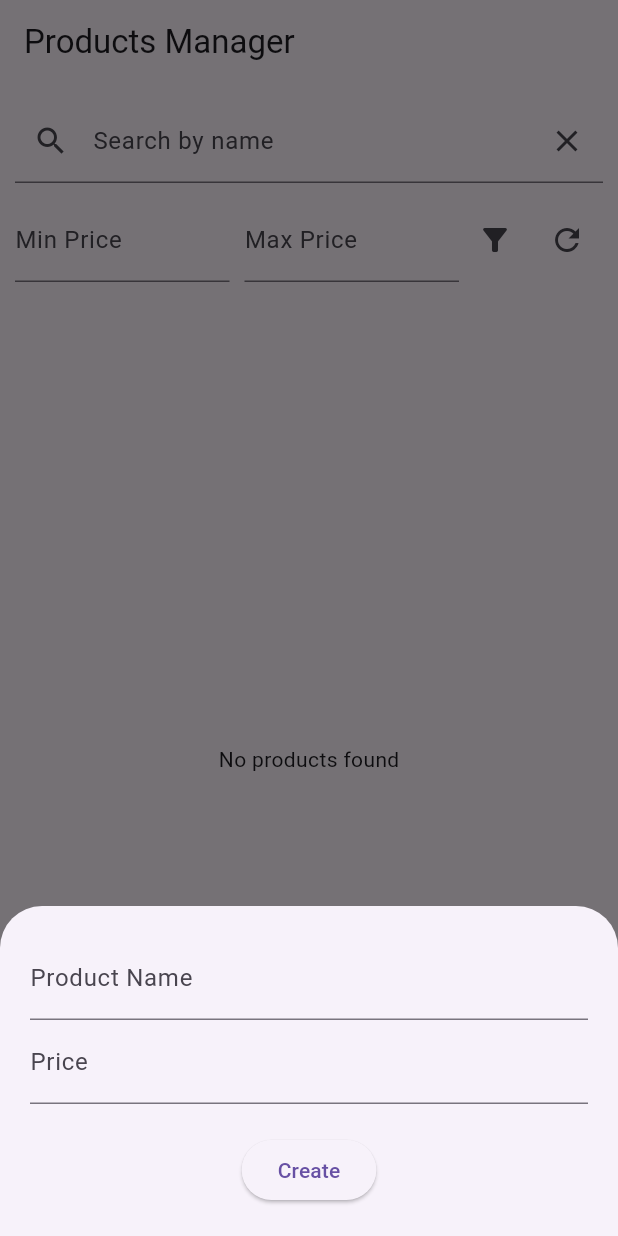
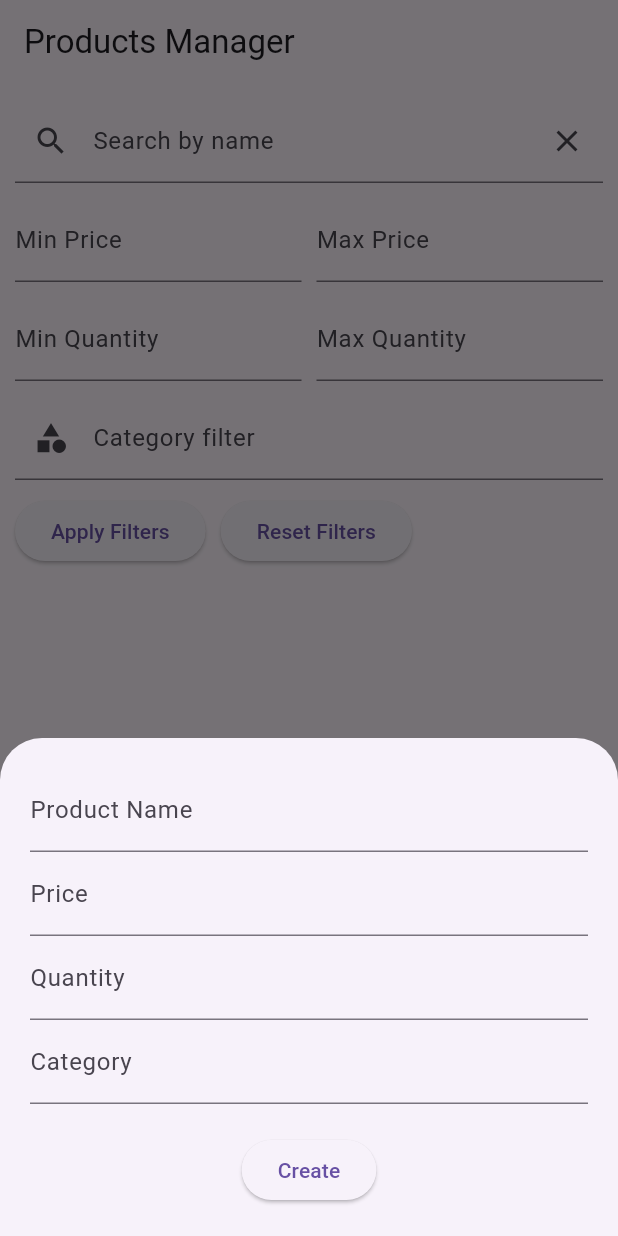
Before and after one commit to bwatts1/firebase, a Flutter app: the screen it shows after launch, after a tap on the "add" icon, on a phone screen of 412 x 824 dp. Run offline on Flutter 3.47's test engine with Material 3 defaults, Android fonts, the phone set to English and light mode, and no system bars; our stand-ins replace cloud_firestore, firebase_core; accounts and stored records are empty.

Commit message:
made it so the added product qualities are displayed

```diff
--- a/lib/screens/home_page.dart
+++ b/lib/screens/home_page.dart
@@ -1,5 +1,4 @@
 import 'package:flutter/material.dart';
-import 'package:cloud_firestore/cloud_firestore.dart';
 import '../services/product_service.dart';
 import '../services/product.dart';
 
@@ -15,20 +14,29 @@ class _HomePageState extends State<HomePage> {
 
   final TextEditingController _nameController = TextEditingController();
   final TextEditingController _priceController = TextEditingController();
+  final TextEditingController _quantityController = TextEditingController();
+  final TextEditingController _categoryController = TextEditingController();
   final TextEditingController _searchController = TextEditingController();
   final TextEditingController _minPriceController = TextEditingController();
   final TextEditingController _maxPriceController = TextEditingController();
+  final TextEditingController _minQuantityController = TextEditingController();
+  final TextEditingController _maxQuantityController = TextEditingController();
 
   String _searchQuery = '';
+  String _categoryQuery = '';
   double? _minPrice;
   double? _maxPrice;
+  int? _minQuantity;
+  int? _maxQuantity;
 
   // Create or Update Product
-  Future<void> _createOrUpdate([DocumentSnapshot? doc]) async {
-    String action = doc == null ? 'create' : 'update';
-    if (doc != null) {
-      _nameController.text = doc['name'];
-      _priceController.text = doc['price'].toString();
+  Future<void> _createOrUpdate([Product? product]) async {
+    String action = product == null ? 'create' : 'update';
+    if (product != null) {
+      _nameController.text = product.name;
+      _priceController.text = product.price.toString();
+      _quantityController.text = product.quantity.toString();
+      _categoryController.text = product.category;
     }
 
     await showModalBottomSheet(
@@ -51,25 +59,37 @@ class _HomePageState extends State<HomePage> {
             TextField(
               controller: _priceController,
               decoration: const InputDecoration(labelText: 'Price'),
-              keyboardType:
-                  const TextInputType.numberWithOptions(decimal: true),
+              keyboardType: const TextInputType.numberWithOptions(decimal: true),
+            ),
+            TextField(
+              controller: _quantityController,
+              decoration: const InputDecoration(labelText: 'Quantity'),
+              keyboardType: TextInputType.number,
+            ),
+            TextField(
+              controller: _categoryController,
+              decoration: const InputDecoration(labelText: 'Category'),
             ),
             const SizedBox(height: 20),
             ElevatedButton(
               onPressed: () async {
                 final name = _nameController.text.trim();
                 final price = double.tryParse(_priceController.text) ?? 0;
+                final quantity = int.tryParse(_quantityController.text) ?? 0;
+                final category = _categoryController.text.trim();
 
                 if (name.isEmpty) return;
 
                 if (action == 'create') {
-                  await _productService.addProduct(name, price);
+                  await _productService.addProduct(name, price, category, quantity);
                 } else {
-                  await _productService.updateProduct(doc!.id, name, price);
+                  await _productService.updateProduct(product!.id, name, price, category, quantity);
                 }
 
                 _nameController.clear();
                 _priceController.clear();
+                _quantityController.clear();
+                _categoryController.clear();
                 Navigator.of(ctx).pop();
               },
               child: Text(action == 'create' ? 'Create' : 'Update'),
@@ -89,22 +109,30 @@ class _HomePageState extends State<HomePage> {
   }
 
   // Filtered Stream
-  Stream<QuerySnapshot> _getFilteredProducts() {
-    Query query = FirebaseFirestore.instance.collection('products');
+  Stream<List<Product>> _getFilteredProducts() {
+    Stream<List<Product>> stream = _productService.getProductList();
 
+    // Apply search by name
     if (_searchQuery.isNotEmpty) {
-      query = query
-          .where('name', isGreaterThanOrEqualTo: _searchQuery)
-          .where('name', isLessThanOrEqualTo: '$_searchQuery\uf8ff');
-    }
-    if (_minPrice != null) {
-      query = query.where('price', isGreaterThanOrEqualTo: _minPrice);
-    }
-    if (_maxPrice != null) {
-      query = query.where('price', isLessThanOrEqualTo: _maxPrice);
+      stream = _productService.searchProductsByName(_searchQuery);
     }
 
-    return query.snapshots();
+    // Apply category filter
+    if (_categoryQuery.isNotEmpty) {
+      stream = _productService.searchProductsByCategory(_categoryQuery);
+    }
+
+    // Apply price filter
+    if (_minPrice != null || _maxPrice != null) {
+      stream = _productService.filterByPrice(_minPrice, _maxPrice);
+    }
+
+    // Apply quantity filter
+    if (_minQuantity != null || _maxQuantity != null) {
+      stream = _productService.filterByQuantity(_minQuantity, _maxQuantity);
+    }
+
+    return stream;
   }
 
   @override
@@ -134,7 +162,7 @@ class _HomePageState extends State<HomePage> {
               },
             ),
             const SizedBox(height: 10),
-            // Filter
+            // Filters: price, quantity, category
             Row(
               children: [
                 Expanded(
@@ -152,63 +180,109 @@ class _HomePageState extends State<HomePage> {
                     keyboardType: TextInputType.number,
                   ),
                 ),
-                IconButton(
-                  icon: const Icon(Icons.filter_alt),
+              ],
+            ),
+            const SizedBox(height: 10),
+            Row(
+              children: [
+                Expanded(
+                  child: TextField(
+                    controller: _minQuantityController,
+                    decoration: const InputDecoration(labelText: 'Min Quantity'),
+                    keyboardType: TextInputType.number,
+                  ),
+                ),
+                const SizedBox(width: 10),
+                Expanded(
+                  child: TextField(
+                    controller: _maxQuantityController,
+                    decoration: const InputDecoration(labelText: 'Max Quantity'),
+                    keyboardType: TextInputType.number,
+                  ),
+                ),
+              ],
+            ),
+            const SizedBox(height: 10),
+            TextField(
+              controller: _categoryController,
+              decoration: const InputDecoration(
+                labelText: 'Category filter',
+                prefixIcon: Icon(Icons.category),
+              ),
+              onChanged: (value) {
+                setState(() => _categoryQuery = value.trim().toLowerCase());
+              },
+            ),
+            const SizedBox(height: 10),
+            Row(
+              children: [
+                ElevatedButton(
                   onPressed: () {
                     setState(() {
                       _minPrice = double.tryParse(_minPriceController.text);
                       _maxPrice = double.tryParse(_maxPriceController.text);
+                      _minQuantity = int.tryParse(_minQuantityController.text);
+                      _maxQuantity = int.tryParse(_maxQuantityController.text);
                     });
                   },
+                  child: const Text('Apply Filters'),
                 ),
-                IconButton(
-                  icon: const Icon(Icons.refresh),
+                const SizedBox(width: 10),
+                ElevatedButton(
                   onPressed: () {
                     _searchController.clear();
                     _minPriceController.clear();
                     _maxPriceController.clear();
+                    _minQuantityController.clear();
+                    _maxQuantityController.clear();
+                    _categoryController.clear();
                     setState(() {
                       _searchQuery = '';
                       _minPrice = null;
                       _maxPrice = null;
+                      _minQuantity = null;
+                      _maxQuantity = null;
+                      _categoryQuery = '';
                     });
                   },
+                  child: const Text('Reset Filters'),
                 ),
               ],
             ),
             const SizedBox(height: 10),
             // Product list
             Expanded(
-              child: StreamBuilder(
+              child: StreamBuilder<List<Product>>(
                 stream: _getFilteredProducts(),
-                builder: (context, AsyncSnapshot<QuerySnapshot> snapshot) {
+                builder: (context, snapshot) {
                   if (snapshot.connectionState == ConnectionState.waiting) {
                     return const Center(child: CircularProgressIndicator());
                   }
-                  if (!snapshot.hasData || snapshot.data!.docs.isEmpty) {
+                  if (!snapshot.hasData || snapshot.data!.isEmpty) {
                     return const Center(child: Text('No products found'));
                   }
 
+                  final products = snapshot.data!;
                   return ListView.builder(
-                    itemCount: snapshot.data!.docs.length,
+                    itemCount: products.length,
                     itemBuilder: (context, index) {
-                      final doc = snapshot.data!.docs[index];
-                      final product = Product.fromDoc(doc.id, doc.data()! as Map<String, dynamic>);
+                      final product = products[index];
                       return Card(
                         margin: const EdgeInsets.all(8),
                         child: ListTile(
                           title: Text(product.name),
-                          subtitle: Text('\$${product.price.toStringAsFixed(2)}'),
+                          subtitle: Text(
+                              '\$${product.price.toStringAsFixed(2)} | Qty: ${product.quantity} | Cat: ${product.category}'),
                           trailing: Row(
                             mainAxisSize: MainAxisSize.min,
                             children: [
                               IconButton(
                                 icon: const Icon(Icons.edit),
-                                onPressed: () => _createOrUpdate(doc),
+                                onPressed: () => _createOrUpdate(product),
                               ),
                               IconButton(
                                 icon: const Icon(Icons.delete),
-                                onPressed: () => _deleteProduct(doc.id),
+                                onPressed: () => _deleteProduct(product.id),
                               ),
                             ],
                           ),
```
